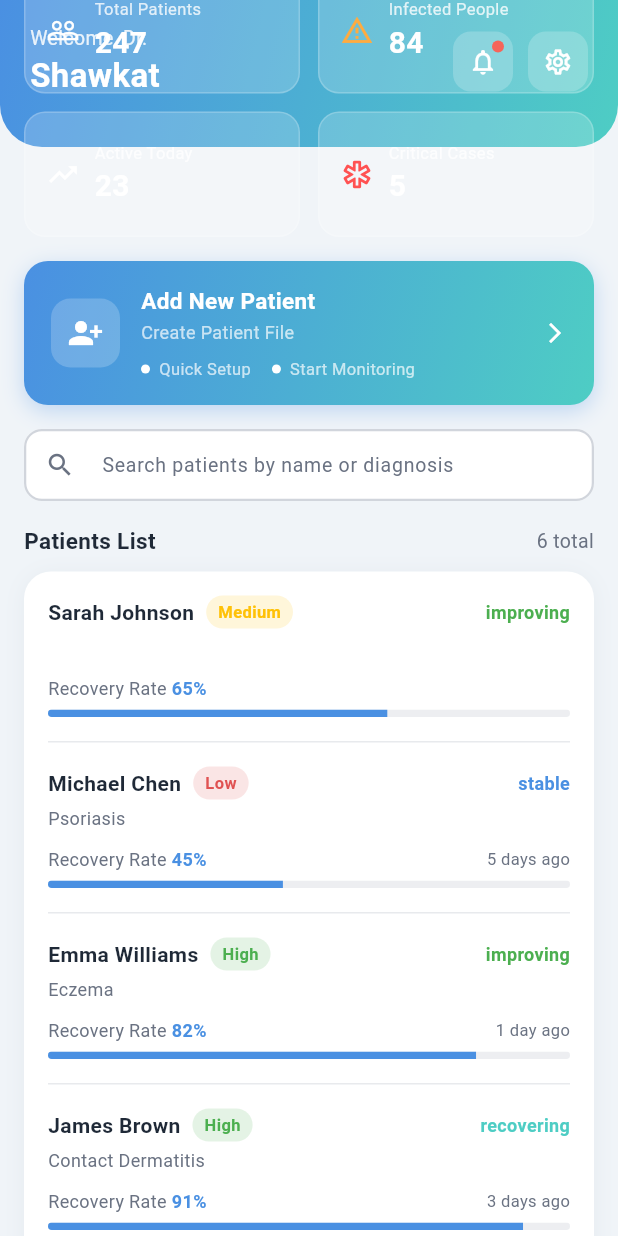
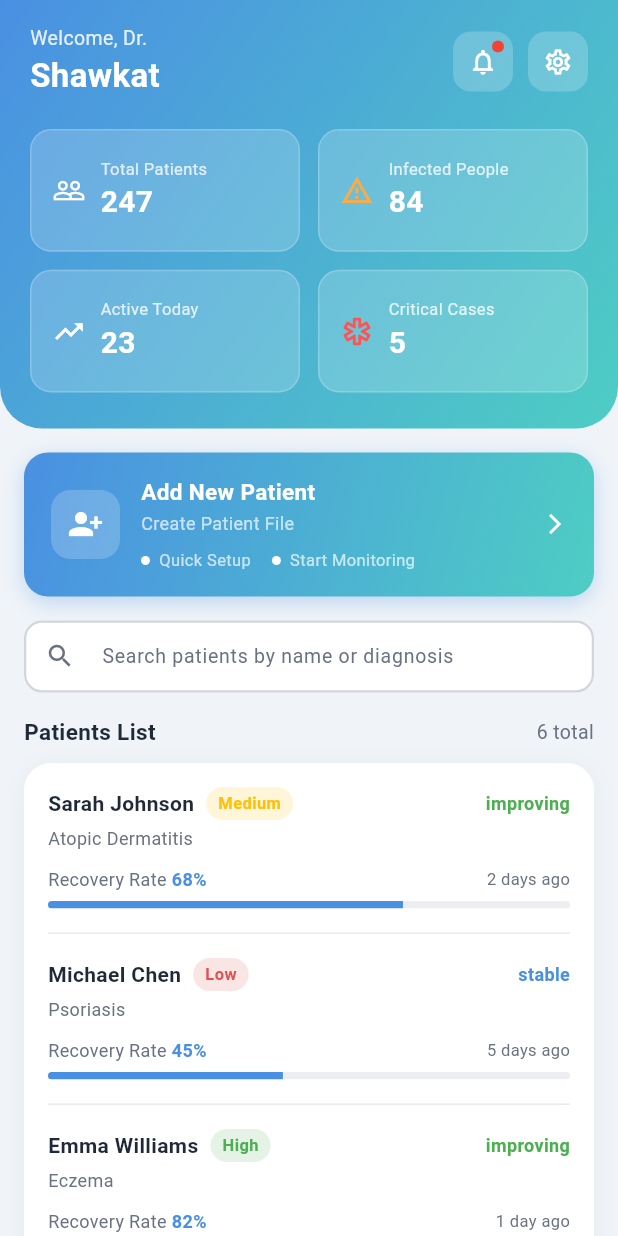
Before and after one commit to ziad-abdelalim-911/Dermalyze_app, a Flutter app: the DoctorHomeScreen screen opened directly, on a phone screen of 412 x 824 dp. Run offline on Flutter 3.47's test engine with Material 3 defaults, Android fonts, the phone set to English and light mode, and no system bars; our stand-ins replace dio, flutter_bloc, flutter_secure_storage, flutter_spinkit, flutter_svg, gap and 3 more; accounts and stored records are empty.

Commit message:
feat: update  add doctor home screen UI

```diff
--- a/lib/features/auth/view/home/doctor/screens/doctor_home_screen.dart
+++ b/lib/features/auth/view/home/doctor/screens/doctor_home_screen.dart
@@ -2,7 +2,6 @@ import 'package:dermalyze/core/constants/app_colors.dart';
 import 'package:dermalyze/core/routes/app_routes.dart';
 import 'package:dermalyze/features/auth/view/home/doctor/widgets/add_patient_banner.dart';
 import 'package:dermalyze/features/auth/view/home/doctor/widgets/clinical_resources_card.dart';
-import 'package:dermalyze/features/auth/view/home/doctor/widgets/doctor_home_header.dart';
 import 'package:dermalyze/features/auth/view/home/doctor/widgets/patient_list_card.dart';
 import 'package:dermalyze/features/auth/view/home/doctor/widgets/patient_search_bar.dart';
 import 'package:dermalyze/features/auth/view/home/doctor/widgets/quick_actions_card.dart';
@@ -19,7 +18,6 @@ class DoctorHomeScreen extends StatefulWidget {
 class _DoctorHomeScreenState extends State<DoctorHomeScreen> {
   final _searchController = TextEditingController();
 
-  // Mock Data
   final _stats = const [
     StatItem(
       label: 'Total Patients',
@@ -50,11 +48,11 @@ class _DoctorHomeScreenState extends State<DoctorHomeScreen> {
   final List<PatientListItem> _patients = const [
     PatientListItem(
       name: 'Sarah Johnson',
-      diagnosis: '',
+      diagnosis: 'Atopic Dermatitis',
       qualityBadge: 'Medium',
       statusBadge: 'improving',
-      recoveryRate: 0.65,
-      lastVisit: '',
+      recoveryRate: 0.68,
+      lastVisit: '2 days ago',
     ),
     PatientListItem(
       name: 'Michael Chen',
@@ -130,25 +128,111 @@ class _DoctorHomeScreenState extends State<DoctorHomeScreen> {
       backgroundColor: const Color(0xFFF0F4F8),
       body: Column(
         children: [
-          // Header with Stats
-          Stack(
-            clipBehavior: Clip.none,
-            children: [
-              DoctorHomeHeader(
-                doctorName: 'Shawkat',
-                onNotification: () =>
-                    Navigator.pushNamed(context, AppRoutes.notifications),
-                onSettings: () {},
+          // Header + Stats
+          Container(
+            width: double.infinity,
+            decoration: BoxDecoration(
+              gradient: AppColors.primaryGradient2,
+              borderRadius: const BorderRadius.only(
+                bottomLeft: Radius.circular(28),
+                bottomRight: Radius.circular(28),
               ),
-              Positioned(
-                bottom: -60,
-                left: 16,
-                right: 16,
-                child: StatsGridCard(stats: _stats),
+            ),
+            child: SafeArea(
+              bottom: false,
+              child: Padding(
+                padding: const EdgeInsets.fromLTRB(20, 16, 20, 24),
+                child: Column(
+                  crossAxisAlignment: CrossAxisAlignment.start,
+                  children: [
+                    // Top Row
+                    Row(
+                      mainAxisAlignment: MainAxisAlignment.spaceBetween,
+                      children: [
+                        Column(
+                          crossAxisAlignment: CrossAxisAlignment.start,
+                          children: [
+                            Text(
+                              'Welcome, Dr.',
+                              style: TextStyle(
+                                color: Colors.white.withOpacity(0.85),
+                                fontSize: 13,
+                              ),
+                            ),
+                            const Text(
+                              'Shawkat',
+                              style: TextStyle(
+                                color: Colors.white,
+                                fontSize: 22,
+                                fontWeight: FontWeight.bold,
+                              ),
+                            ),
+                          ],
+                        ),
+                        Row(
+                          children: [
+                            Stack(
+                              children: [
+                                Container(
+                                  width: 40,
+                                  height: 40,
+                                  decoration: BoxDecoration(
+                                    color: Colors.white.withOpacity(0.2),
+                                    borderRadius: BorderRadius.circular(12),
+                                  ),
+                                  child: IconButton(
+                                    onPressed: () => Navigator.pushNamed(
+                                        context, AppRoutes.notifications),
+                                    icon: const Icon(
+                                      Icons.notifications_outlined,
+                                      color: Colors.white,
+                                      size: 20,
+                                    ),
+                                  ),
+                                ),
+                                Positioned(
+                                  top: 6,
+                                  right: 6,
+                                  child: Container(
+                                    width: 8,
+                                    height: 8,
+                                    decoration: const BoxDecoration(
+                                      color: Colors.red,
+                                      shape: BoxShape.circle,
+                                    ),
+                                  ),
+                                ),
+                              ],
+                            ),
+                            const SizedBox(width: 10),
+                            Container(
+                              width: 40,
+                              height: 40,
+                              decoration: BoxDecoration(
+                                color: Colors.white.withOpacity(0.2),
+                                borderRadius: BorderRadius.circular(12),
+                              ),
+                              child: IconButton(
+                                onPressed: () {},
+                                icon: const Icon(
+                                  Icons.settings_outlined,
+                                  color: Colors.white,
+                                  size: 20,
+                                ),
+                              ),
+                            ),
+                          ],
+                        ),
+                      ],
+                    ),
+                    const SizedBox(height: 20),
+                    // Stats Grid
+                    StatsGridCard(stats: _stats),
+                  ],
+                ),
               ),
-            ],
+            ),
           ),
-          const SizedBox(height: 60),
           // Scrollable Content
           Expanded(
             child: SingleChildScrollView(
@@ -166,7 +250,6 @@ class _DoctorHomeScreenState extends State<DoctorHomeScreen> {
                     onChanged: _onSearch,
                   ),
                   const SizedBox(height: 16),
-                  // Patients List Header
                   Row(
                     mainAxisAlignment: MainAxisAlignment.spaceBetween,
                     children: [
@@ -180,10 +263,7 @@ class _DoctorHomeScreenState extends State<DoctorHomeScreen> {
                       ),
                       Text(
                         '${_filteredPatients.length} total',
-                        style: TextStyle(
-                          fontSize: 13,
-                          color: AppColors.Gray,
-                        ),
+                        style: TextStyle(fontSize: 13, color: AppColors.Gray),
                       ),
                     ],
                   ),
```
